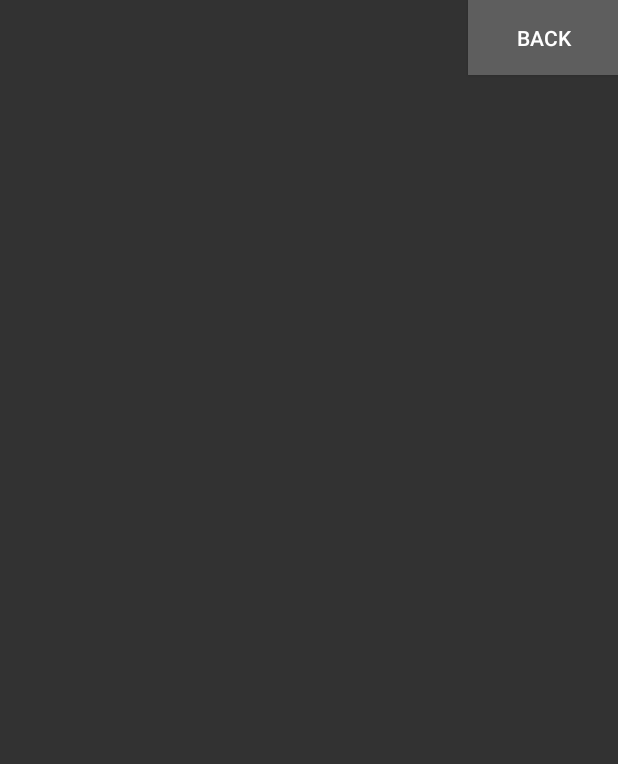
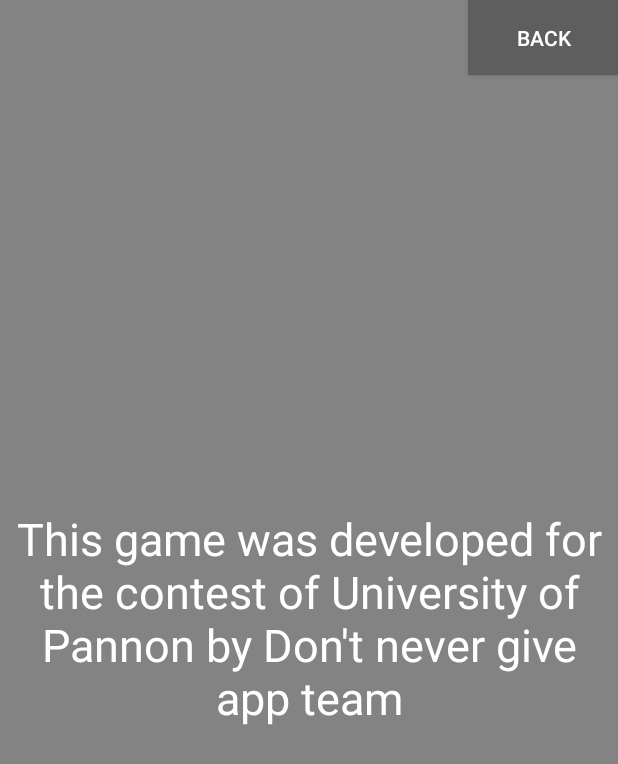
Before and after one commit to adrianrobotka/VectorCar, an Android app: the CreditsActivity screen opened directly, with no data from a screen before it, on a phone screen of 412 x 824 dp. Shown: the top 764 px of the screen. Run offline under Robolectric (Android 15) with nearby library versions, the phone set to English and light mode, and no system bars.

Commit message:
Credits update

```diff
--- a/app/src/main/res/layout/activity_credits.xml
+++ b/app/src/main/res/layout/activity_credits.xml
@@ -7,7 +7,7 @@
         android:layout_width="fill_parent"
         android:layout_height="fill_parent"
         android:layout_gravity="center_horizontal"
-        android:background="@color/menuColor1">
+        android:background="@color/colorMenuBackground">
 
         <Button
             android:id="@+id/backButtonCredits"
@@ -24,7 +24,7 @@
             android:layout_width="wrap_content"
             android:layout_height="wrap_content"
             android:layout_gravity="center_vertical"
-            android:text=""
+            android:text="@string/credits_text"
             android:textAlignment="center"
             android:textColor="@android:color/white"
             android:textSize="30sp" />
--- a/app/src/main/res/layout/activity_help.xml
+++ b/app/src/main/res/layout/activity_help.xml
@@ -7,7 +7,7 @@
         android:layout_width="fill_parent"
         android:layout_height="fill_parent"
         android:layout_gravity="center_horizontal"
-        android:background="@color/menuColor1">
+        android:background="@color/colorMenuBackground">
 
         <Button
             android:id="@+id/backButton"
--- a/app/src/main/res/layout/activity_options.xml
+++ b/app/src/main/res/layout/activity_options.xml
@@ -4,6 +4,7 @@
                 android:id="@+id/activity_options"
                 android:layout_width="match_parent"
                 android:layout_height="match_parent"
+                android:background="@color/colorMenuBackground"
                 android:paddingBottom="@dimen/activity_vertical_margin"
                 android:paddingLeft="@dimen/activity_horizontal_margin"
                 android:paddingRight="@dimen/activity_horizontal_margin"
--- a/app/src/main/res/values/strings.xml
+++ b/app/src/main/res/values/strings.xml
@@ -10,5 +10,6 @@
     <string name="menu_item5">Credits</string>
     <string name="menu_item6">Exit</string>
     <string name="back_button">Back</string>
+    <string name="credits_text">This game was developed for the contest of University of Pannon by Don't never give app team</string>
     <string name="help_text">Swipe right or left to switch between lanes, up to accelerate, down to brake!</string>
 </resources>
```
Lines whose indentation alone changed are shown as unchanged.
